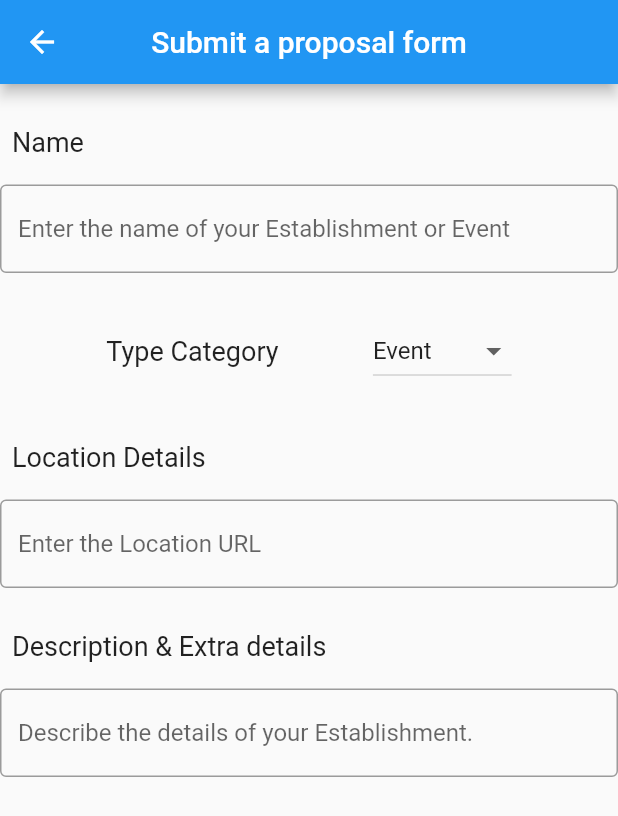
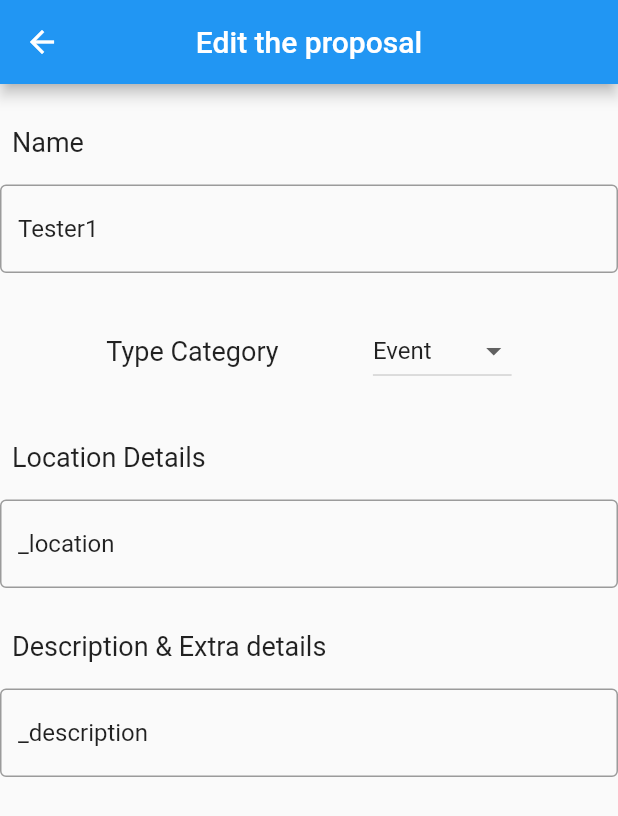
Before and after one commit to YousifT/Nomad_Application, a Flutter app: the ProposalPage screen opened directly, after a tap on an icon or button, on a phone screen of 412 x 824 dp. Shown: the top 816 px of the screen. Run offline on Flutter 3.47's test engine with Material 2 defaults, Android fonts, the phone set to English and light mode, and no system bars; our stand-ins replace carousel_slider, cloud_firestore, firebase_auth, firebase_core, location; accounts and stored records are empty; statements that could not run were skipped.

Commit message:
Edit Form Page

```diff
--- /dev/null
+++ b/nomad/lib/Pages/Admin_Pages/FormEdit_Page.dart
@@ -0,0 +1,139 @@
+import 'package:flutter/src/widgets/framework.dart';
+import 'package:flutter/src/widgets/placeholder.dart';
+import 'package:nomad/Pages/Admin_Pages/Proposals_page.dart';
+import 'package:flutter/material.dart';
+
+var type_choices = ["Event", "Resturant", "Cafe"];
+
+class EditingPage extends StatefulWidget {
+  final Proposal proposal;
+  EditingPage({required this.proposal});
+
+  @override
+  State<EditingPage> createState() => _EditingPageState();
+}
+
+class _EditingPageState extends State<EditingPage> {
+  @override
+  Widget build(BuildContext context) {
+    print("name, category, location, description");
+    print(widget.proposal.name);
+
+    print(widget.proposal.category);
+    print(widget.proposal.location);
+
+    print(widget.proposal.description);
+
+    TextEditingController nameController = TextEditingController();
+    TextEditingController locationController = TextEditingController();
+    TextEditingController descriptionController = TextEditingController();
+    return Scaffold(
+      appBar: AppBar(
+        title: const Text('Edit the proposal'),
+        centerTitle: true,
+      ),
+      body: Container(
+        child: SingleChildScrollView(
+          child: Column(
+            children: [
+              // Name
+              SizedBox(height: 20),
+              Padding(
+                padding: const EdgeInsets.all(8.0),
+                child: Row(
+                  children: [
+                    Text(
+                      'Name',
+                      style: TextStyle(fontSize: 18),
+                    ),
+                  ],
+                ),
+              ),
+              SizedBox(height: 10),
+              TextFormField(
+                  initialValue: widget.proposal.name,
+                  decoration: const InputDecoration(
+                    hintText: 'Enter the name of your Establishment or Event',
+                    border: OutlineInputBorder(),
+                  )),
+              // Type (dropdown menu)
+              SizedBox(height: 20),
+              Padding(
+                padding: const EdgeInsets.all(8.0),
+                child: Row(
+                  mainAxisAlignment: MainAxisAlignment.spaceEvenly,
+                  children: [
+                    Text(
+                      'Type Category',
+                      style: TextStyle(fontSize: 18),
+                    ),
+                    DropdownButton(
+                        value: widget.proposal.category,
+                        items: type_choices.map((String items) {
+                          return DropdownMenuItem(
+                            value: items,
+                            child: Text(items),
+                          );
+                        }).toList(),
+                        onChanged: (String? newValue) {
+                          setState(() {
+                            widget.proposal.category = newValue!;
+                          });
+                        }),
+                  ],
+                ),
+              ),
+
+              // Location URL
+              SizedBox(height: 20),
+              Padding(
+                padding: const EdgeInsets.all(8.0),
+                child: Row(
+                  children: [
+                    Text(
+                      'Location Details',
+                      style: TextStyle(fontSize: 18),
+                    ),
+                  ],
+                ),
+              ),
+              SizedBox(height: 10),
+              TextFormField(
+                  initialValue: widget.proposal.location,
+                  decoration: InputDecoration(
+                    hintText: 'Enter the Location URL',
+                    border: OutlineInputBorder(),
+                  )),
+
+              // Description
+              SizedBox(height: 20),
+              Padding(
+                padding: const EdgeInsets.all(8.0),
+                child: Row(
+                  children: [
+                    Text(
+                      'Description & Extra details',
+                      style: TextStyle(fontSize: 18),
+                    ),
+                  ],
+                ),
+              ),
+              SizedBox(height: 10),
+              TextFormField(
+                  initialValue: widget.proposal.description,
+                  decoration: InputDecoration(
+                    hintText: 'Describe the details of your Establishment.',
+                    border: OutlineInputBorder(),
+                  ))
+
+              // Upload Images *Optional
+
+              // Submit Form button
+              // Submitted By: User email info.
+            ],
+          ),
+        ),
+      ),
+    );
+  }
+}
--- a/nomad/lib/Pages/Admin_Pages/Proposals_page.dart
+++ b/nomad/lib/Pages/Admin_Pages/Proposals_page.dart
@@ -1,4 +1,5 @@
 import 'package:flutter/material.dart';
+import 'package:nomad/Pages/Admin_Pages/FormEdit_Page.dart';
 import 'package:nomad/Pages/Guide_page.dart';
 import 'package:nomad/Pages/Home_page.dart';
 import 'package:nomad/Pages/Proposal_Form.dart';
@@ -49,8 +50,6 @@ class _ProposalPageState extends State<ProposalPage> {
 }
 
 Widget AdminPropsals(Proposal proposal, [var context]) {
-  bool isReadOnly = true;
-
   return Container(
       padding: const EdgeInsets.fromLTRB(8, 10, 4, 3),
       child: Column(
@@ -85,7 +84,7 @@ Widget AdminPropsals(Proposal proposal, [var context]) {
                                     width: 150,
                                     child: TextFormField(
                                       readOnly: proposal.readOnlyFlag,
-                                      initialValue: proposal.type,
+                                      initialValue: proposal.category,
                                       style: TextStyle(fontSize: 20),
                                     ),
                                   )
@@ -156,10 +155,10 @@ ProposalApprove(Proposal spot) {
 }
 
 EditProposal(Proposal spot, [var context]) {
-  Navigator.pushReplacement(
+  Navigator.push(
       context,
       MaterialPageRoute(
-        builder: (context) => const ProposalForm(),
+        builder: (context) => EditingPage(proposal: spot),
       ));
 }
 
@@ -170,14 +169,15 @@ ProposalReject(Proposal spot) {
 
 class Proposal {
   late String name;
-  late String type;
+  late String category;
   late String description;
   late String location;
   bool readOnlyFlag = true;
 
-  Proposal(String _name, String _type, String _description, String _location) {
+  Proposal(
+      String _name, String _category, String _description, String _location) {
     this.name = _name;
-    this.type = _type;
+    this.category = _category;
     this.description = _description;
     this.location = _location;
   }
```
